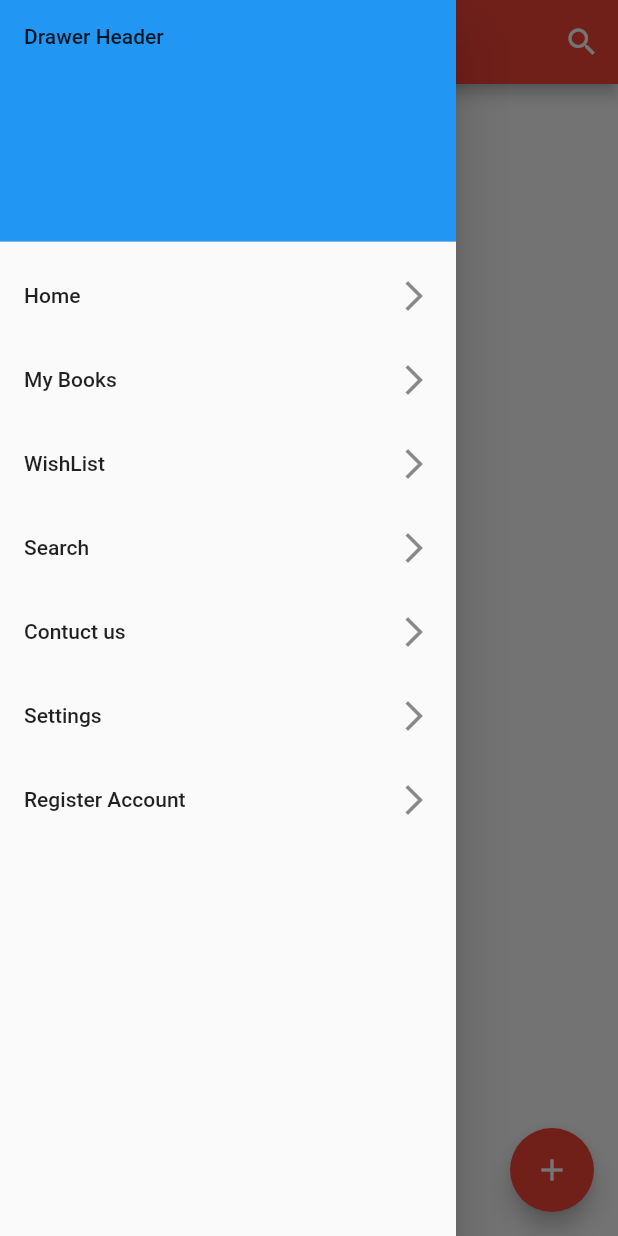
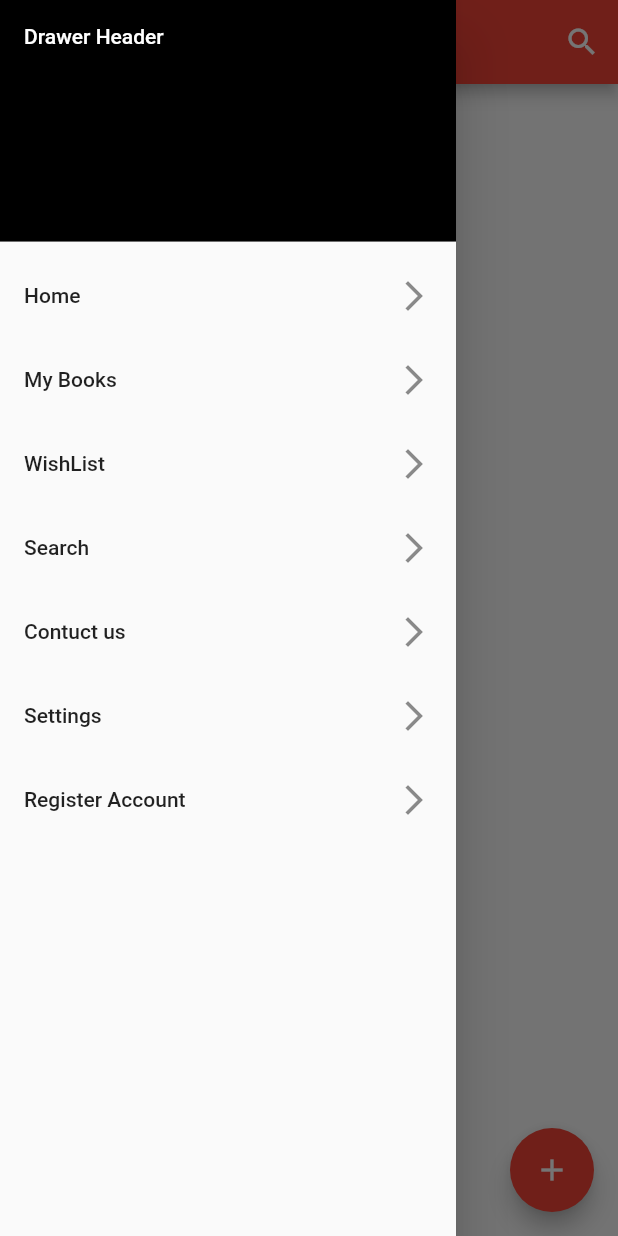
Before and after one commit to zainahmed0597/my_flutter_app, a Flutter app: the screen it shows after launch, with the side drawer open, on a phone screen of 412 x 824 dp. Run offline on Flutter 3.47's test engine with Material 2 defaults, Android fonts, the phone set to English and light mode, and no system bars.

Commit message:
In navigation drawer changes color to black

```diff
--- a/lib/main.dart
+++ b/lib/main.dart
@@ -70,9 +70,9 @@ class _MyHomePageState extends State<MyHomePage> {
           padding: EdgeInsets.zero,
           children: <Widget>[
       DrawerHeader(
-        child: Text('Drawer Header'),
+        child: Text('Drawer Header',style:TextStyle(color: Colors.white)),
         decoration: BoxDecoration(
-          color: Colors.blue,
+          color: Colors.black,
         ),
       ),
             ListTile(
```
